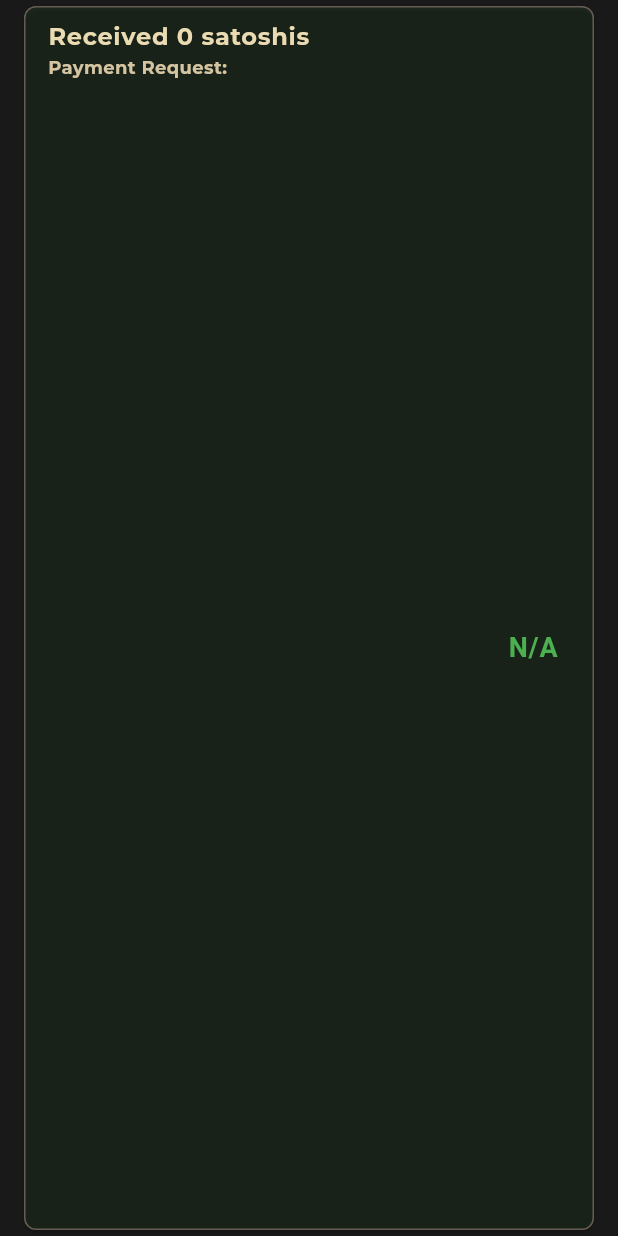
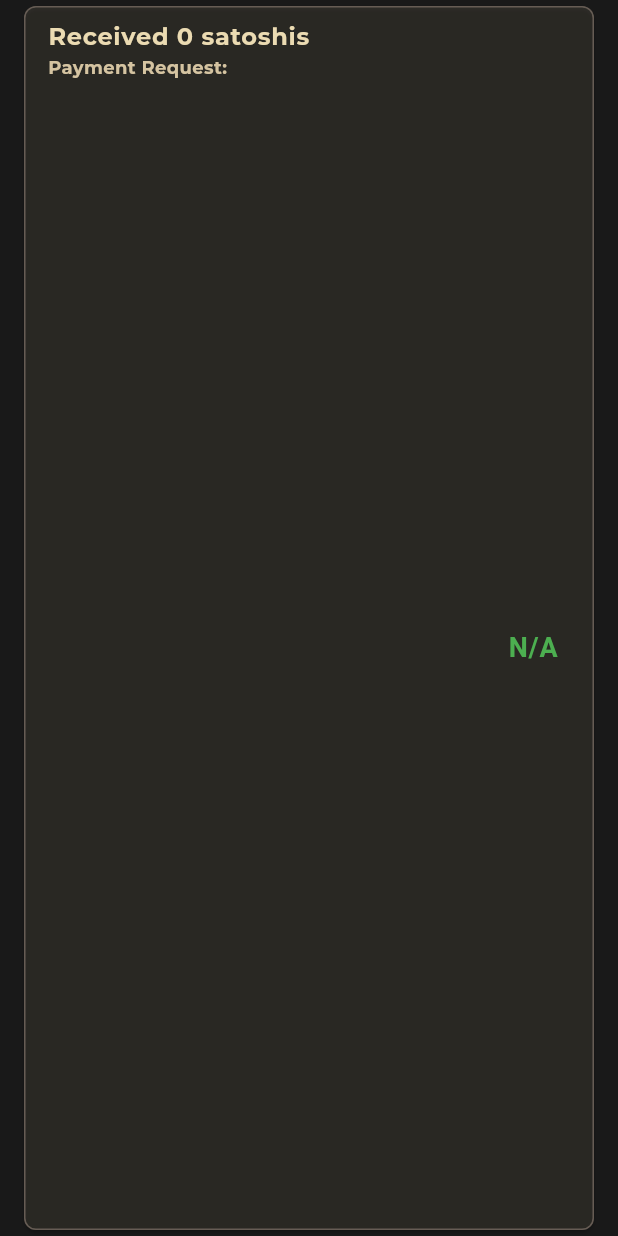
Before and after one commit to untreu2/grape, a Flutter app: the TransferCard widget shown alone on an empty page, opened directly with empty values, on a phone screen of 412 x 824 dp. Run offline on Flutter 3.47's test engine with Material 3 defaults, Android fonts, the phone set to English and light mode, and no system bars; our stand-ins replace animated_text_kit, auto_size_text, flutter_secure_storage, flutter_spinkit, google_fonts, qr_flutter and 1 more; missing offline and left inert: bech32, bolt11_decoder, qr_code_scanner; accounts and stored records are empty; network calls fail.

Commit message:
Removed tx tileColor statement

```diff
--- a/lib/pop/tx.dart
+++ b/lib/pop/tx.dart
@@ -85,8 +85,7 @@ class _TransferCardState extends State<TransferCard> {
     } else {
       titleText = "Sent $amount ${amount == 1 ? 'satoshi' : 'satoshis'}";
     }
-    Color tileColor =
-        settlementAmount >= 0 ? AppColors.success : AppColors.buttonText;
+    Color tileColor = AppColors.buttonText;
 
     String truncatedInvoice =
         invoice.length > 10 ? '${invoice.substring(0, 10)}...' : invoice;
```
